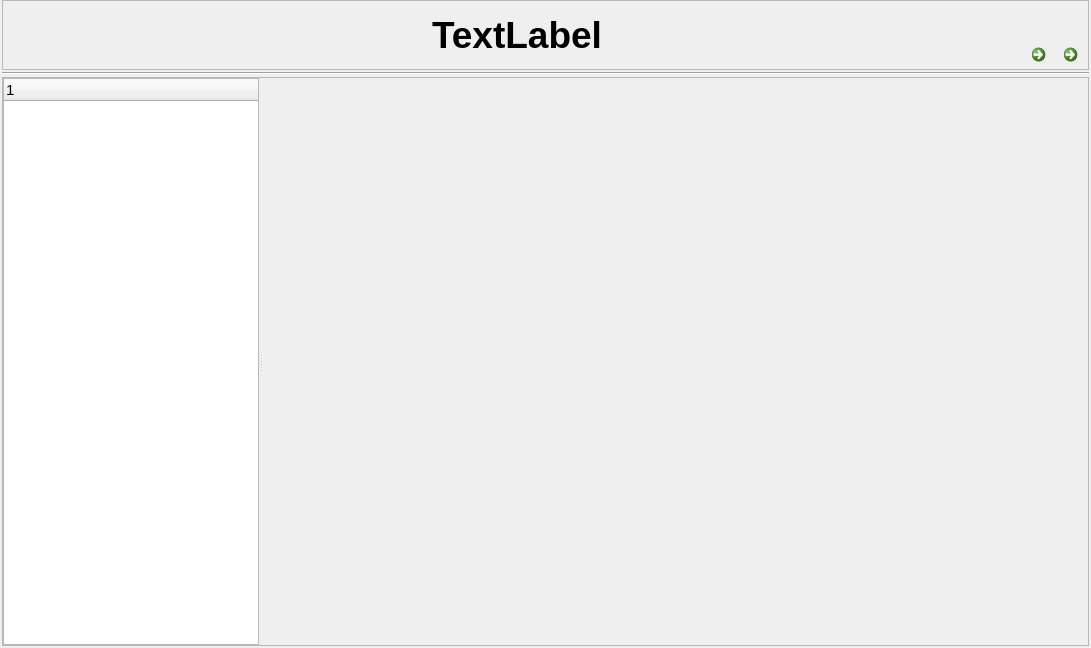
The window that Ui/mainform.ui (golden7602/zion) describes before a commit, drawn with Qt 5.
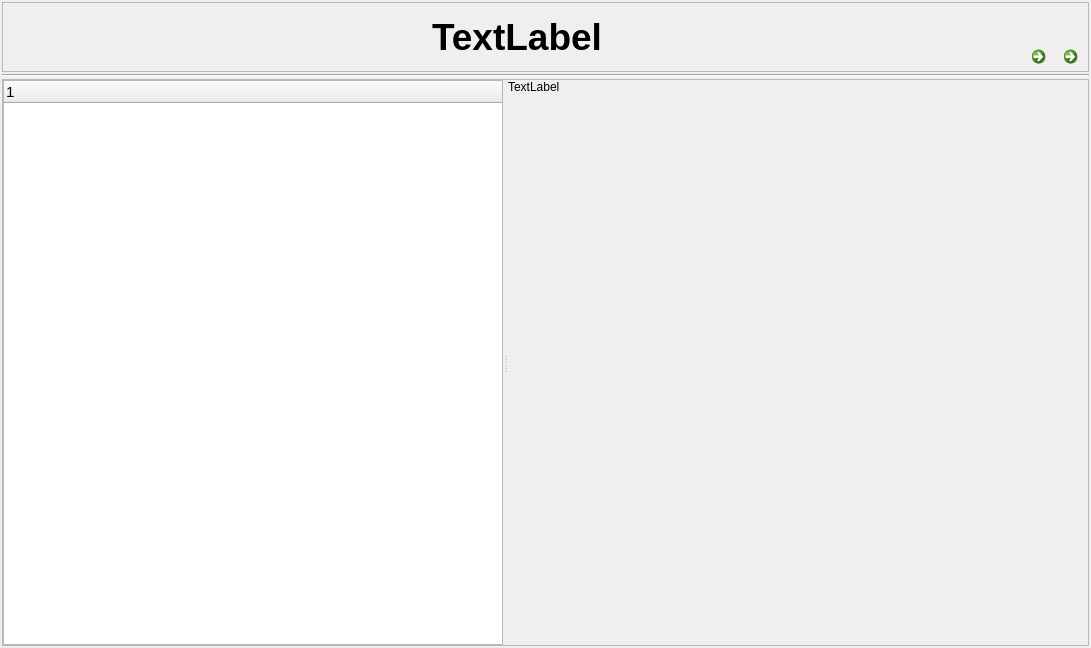
The same window after the commit. The open tabs and pages were chosen to show the change. Icons and pictures are not drawn.

```diff
--- a/Ui/mainform.ui
+++ b/Ui/mainform.ui
@@ -17,7 +17,7 @@
    <string notr="true"/>
   </property>
   <widget class="QWidget" name="centralwidget">
-   <layout class="QVBoxLayout" name="verticalLayout_2">
+   <layout class="QVBoxLayout" name="verticalLayout_4">
     <property name="spacing">
      <number>2</number>
     </property>
@@ -25,7 +25,7 @@
      <number>2</number>
     </property>
     <property name="topMargin">
-     <number>0</number>
+     <number>2</number>
     </property>
     <property name="rightMargin">
      <number>2</number>
@@ -270,9 +270,6 @@
        <enum>QFrame::Raised</enum>
       </property>
       <layout class="QVBoxLayout" name="verticalLayout_3">
-       <property name="spacing">
-        <number>0</number>
-       </property>
        <property name="leftMargin">
         <number>0</number>
        </property>
@@ -290,7 +287,22 @@
          <property name="orientation">
           <enum>Qt::Horizontal</enum>
          </property>
+         <property name="opaqueResize">
+          <bool>true</bool>
+         </property>
+         <property name="handleWidth">
+          <number>5</number>
+         </property>
+         <property name="childrenCollapsible">
+          <bool>true</bool>
+         </property>
          <widget class="QTreeWidget" name="treeWidget">
+          <property name="sizePolicy">
+           <sizepolicy hsizetype="Expanding" vsizetype="Expanding">
+            <horstretch>1</horstretch>
+            <verstretch>0</verstretch>
+           </sizepolicy>
+          </property>
           <property name="minimumSize">
            <size>
             <width>200</width>
@@ -329,6 +341,16 @@
            </property>
           </column>
          </widget>
+         <widget class="QWidget" name="layoutWidget">
+          <layout class="QVBoxLayout" name="verticalLayout_2">
+           <item>
+            <widget class="QLabel" name="label">
+             <property name="text">
+              <string>TextLabel</string>
+             </property>
+            </widget>
+           </item>
+           <item>
          <widget class="QStackedWidget" name="stackedWidget">
           <property name="sizePolicy">
            <sizepolicy hsizetype="Preferred" vsizetype="Preferred">
@@ -347,6 +369,9 @@
           </property>
           <widget class="QWidget" name="page"/>
           <widget class="QWidget" name="page_2"/>
+            </widget>
+           </item>
+          </layout>
          </widget>
         </widget>
        </item>
```
Left out of the diff: 3 changed lines with no effect on the pictures. Lines whose indentation alone changed are shown as unchanged.
